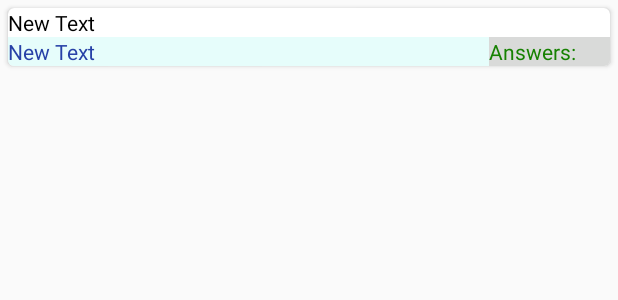
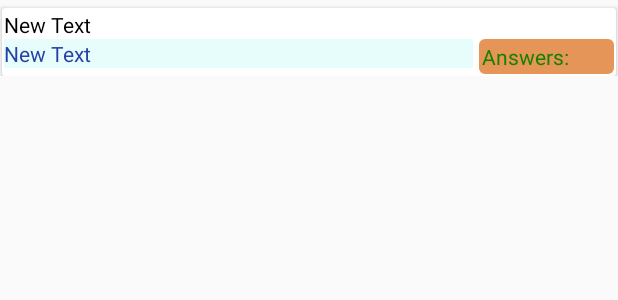
Before and after one commit to mavpokit/RxRetrofitMVP, an Android app: the layout recycle_view_questions_item.xml on its own in the app's theme, with its tools: preview values and no code run, on a phone screen of 412 x 824 dp. Shown: the top 300 px of the screen. Run offline under Robolectric (Android 15) with nearby library versions, the phone set to English and light mode, and no system bars.

Commit message:
UI changes and bug (margin) fixes

```diff
--- /dev/null
+++ b/app/src/main/res/drawable-hdpi/button_shape_round.xml
@@ -0,0 +1,23 @@
+<?xml version="1.0" encoding="utf-8"?>
+<shape xmlns:android="http://schemas.android.com/apk/res/android" android:shape="rectangle" >
+    <corners
+        android:radius="3dp"
+        />
+    <solid
+        android:color="@color/colorAccent"
+        />
+    <padding
+        android:left="0dp"
+        android:top="0dp"
+        android:right="0dp"
+        android:bottom="0dp"
+        />
+    <!--<size-->
+        <!--android:width="50dp"-->
+        <!--android:height="50dp"-->
+        <!--/>-->
+    <stroke
+        android:width="1dp"
+        android:color="@color/colorAccent"
+        />
+</shape>
--- a/app/src/main/res/layout/recycle_view_answers_item.xml
+++ b/app/src/main/res/layout/recycle_view_answers_item.xml
@@ -1,7 +1,7 @@
 <?xml version="1.0" encoding="utf-8"?>
 <LinearLayout xmlns:android="http://schemas.android.com/apk/res/android"
     android:layout_width="match_parent"
-    android:layout_height="match_parent"
+    android:layout_height="wrap_content"
     android:orientation="vertical">
 
     <android.support.v7.widget.CardView xmlns:card_view="http://schemas.android.com/apk/res-auto"
--- a/app/src/main/res/layout/recycle_view_questions_item.xml
+++ b/app/src/main/res/layout/recycle_view_questions_item.xml
@@ -2,7 +2,7 @@
 <LinearLayout xmlns:android="http://schemas.android.com/apk/res/android"
     android:id="@+id/questions_item_container"
     android:layout_width="match_parent"
-    android:layout_height="match_parent"
+    android:layout_height="wrap_content"
     android:orientation="vertical">
 
     <android.support.v7.widget.CardView xmlns:card_view="http://schemas.android.com/apk/res-auto"
@@ -10,12 +10,15 @@
         android:layout_width="match_parent"
         android:layout_height="wrap_content"
         android:layout_gravity="center"
-        android:layout_margin="5dp"
-        card_view:cardCornerRadius="4dp">
+        android:layout_marginTop="5dp"
+        android:layout_marginLeft="1dp"
+        android:layout_marginRight="1dp"
+        card_view:cardCornerRadius="2dp">
 
         <LinearLayout
             android:layout_width="match_parent"
             android:layout_height="wrap_content"
+            android:padding="1dp"
             android:orientation="vertical">
 
             <TextView
@@ -35,7 +38,7 @@
                 <TextView
                     android:id="@+id/textViewLink"
                     android:layout_width="0dp"
-                    android:layout_weight="4"
+                    android:layout_weight="7"
                     android:layout_height="wrap_content"
                     android:layout_gravity="center_horizontal"
                     android:text="New Text"
@@ -46,11 +49,13 @@
                 <TextView
                     android:id="@+id/textViewAnswers"
                     android:layout_width="0dp"
-                    android:layout_weight="1"
+                    android:layout_weight="2"
                     android:layout_height="wrap_content"
                     android:layout_gravity="center_horizontal"
+                    android:padding="2dp"
                     android:text="Answers:"
-                    android:background="@color/answer_background"
+                    android:background="@drawable/button_shape_round"
+                    android:layout_marginLeft="4dp"
                     android:textColor="@color/answers_color" />
 
             </LinearLayout>
--- a/app/src/main/res/values/colors.xml
+++ b/app/src/main/res/values/colors.xml
@@ -4,7 +4,8 @@
     <color name="colorPrimaryDark">#303F9F</color>
     <color name="colorAccent">#e69558</color>
     <color name="link_color">#2741a7</color>
-    <color name="recycler_bg">#457cca</color>
+    <color name="recycler_bg">#5e7197</color>
+    <!--<color name="recycler_bg">#c4c4c4</color>-->
     <color name="answers_color">#168101</color>
     <color name="link_background">#e6fdfb</color>
     <color name="answered_background">#e69558</color>
--- a/app/src/main/res/values/dimens.xml
+++ b/app/src/main/res/values/dimens.xml
@@ -1,6 +1,6 @@
 <resources>
     <!-- Default screen margins, per the Android Design guidelines. -->
-    <dimen name="activity_horizontal_margin">2dp</dimen>
-    <dimen name="activity_vertical_margin">2dp</dimen>
+    <dimen name="activity_horizontal_margin">0dp</dimen>
+    <dimen name="activity_vertical_margin">0dp</dimen>
     <dimen name="recycler_inner_margin">0dp</dimen>
 </resources>
--- a/build.gradle
+++ b/build.gradle
@@ -5,7 +5,7 @@ buildscript {
         jcenter()
     }
     dependencies {
-        classpath 'com.android.tools.build:gradle:2.1.3'
+        classpath 'com.android.tools.build:gradle:2.2.3'
         classpath 'me.tatarka:gradle-retrolambda:3.2.3'
         classpath 'com.neenbedankt.gradle.plugins:android-apt:1.8'
         classpath "io.realm:realm-gradle-plugin:2.2.1"
```
Also changed, not shown: app/build.gradle (+7 -7 lines), app/src/main/java/com/mavpokit/rxretrofitmvp/View/Adapters/QuestionsAdapter.java (+5 -2 lines), app/src/main/res/drawable-hdpi/button_shape_round_0answers.xml (added, +23 -0 lines).
